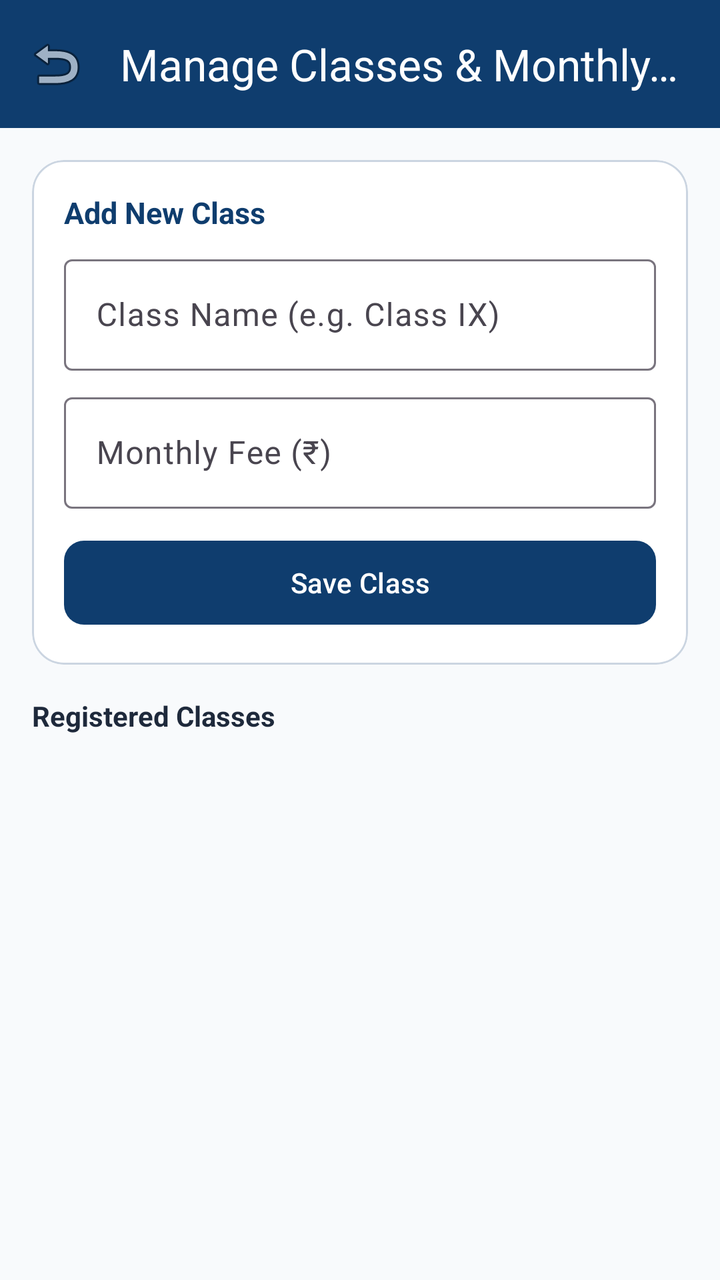
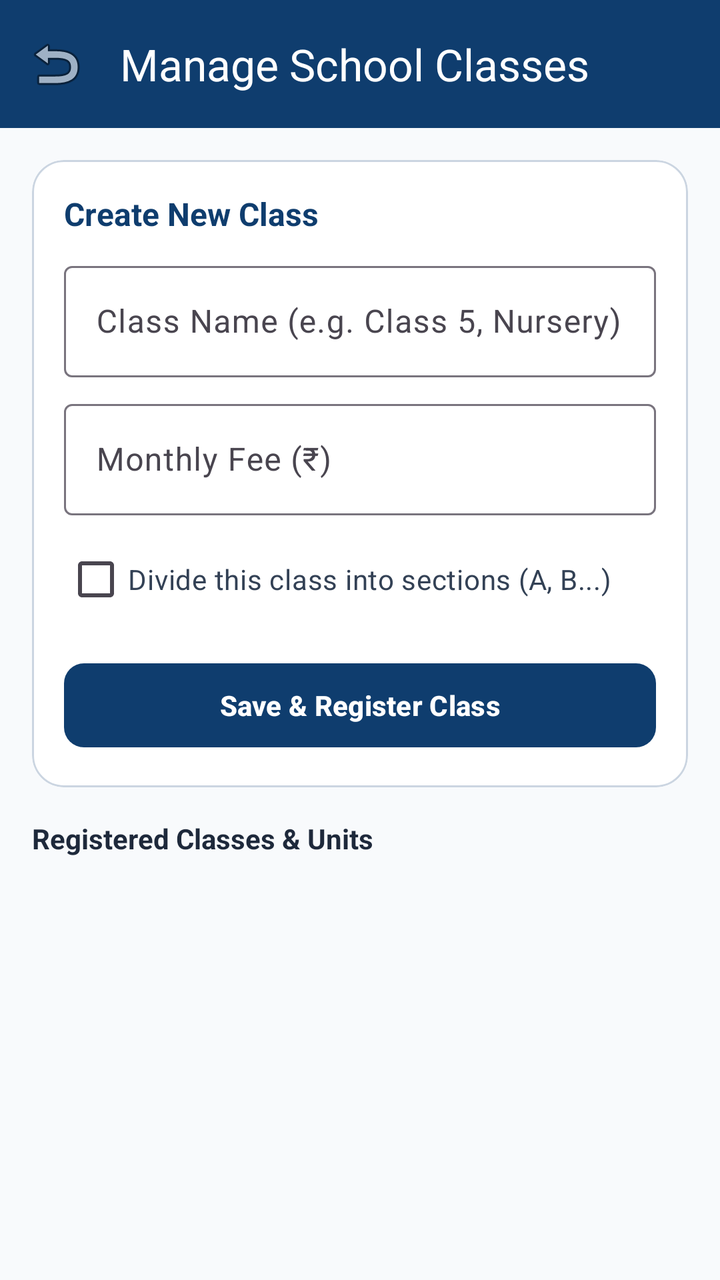

The first picture is an Android layout as it rendered before a commit; the second is the same layout after the commit. The layout source and the unified diff follow.
<!-- AndroidManifest.xml: application theme Theme.SchoolManager -->
<!-- res/layout/activity_class_management.xml -->
<?xml version="1.0" encoding="utf-8"?>
<androidx.coordinatorlayout.widget.CoordinatorLayout
    xmlns:android="http://schemas.android.com/apk/res/android"
    xmlns:app="http://schemas.android.com/apk/res-auto"
    android:layout_width="match_parent"
    android:layout_height="match_parent"
    android:background="#F8FAFC">

    <com.google.android.material.appbar.AppBarLayout
        android:layout_width="match_parent"
        android:layout_height="wrap_content">

        <com.google.android.material.appbar.MaterialToolbar
            android:id="@+id/toolbar"
            android:layout_width="match_parent"
            android:layout_height="?attr/actionBarSize"
            android:background="#0F3D6E"
            app:title="Manage Classes &amp; Monthly Fee"
            app:titleTextColor="@android:color/white"
            app:navigationIcon="@android:drawable/ic_menu_revert" />
    </com.google.android.material.appbar.AppBarLayout>

    <LinearLayout
        android:layout_width="match_parent"
        android:layout_height="match_parent"
        android:orientation="vertical"
        android:padding="16dp"
        app:layout_behavior="@string/appbar_scrolling_view_behavior">

        
        <com.google.android.material.card.MaterialCardView
            android:layout_width="match_parent"
            android:layout_height="wrap_content"
            app:cardCornerRadius="16dp"
            app:cardBackgroundColor="@android:color/white"
            app:strokeWidth="1dp"
            app:strokeColor="#CBD5E1">

            <LinearLayout
                android:layout_width="match_parent"
                android:layout_height="wrap_content"
                android:orientation="vertical"
                android:padding="16dp">

                <TextView
                    android:layout_width="wrap_content"
                    android:layout_height="wrap_content"
                    android:text="Add New Class"
                    android:textSize="15sp"
                    android:textStyle="bold"
                    android:textColor="#0F3D6E" />

                <com.google.android.material.textfield.TextInputLayout
                    style="@style/Widget.Material3.TextInputLayout.OutlinedBox"
                    android:layout_width="match_parent"
                    android:layout_height="wrap_content"
                    android:layout_marginTop="8dp"
                    android:hint="Class Name (e.g. Class IX)">
                    <com.google.android.material.textfield.TextInputEditText
                        android:id="@+id/etClassName"
                        android:layout_width="match_parent"
                        android:layout_height="wrap_content" />
                </com.google.android.material.textfield.TextInputLayout>

                <com.google.android.material.textfield.TextInputLayout
                    style="@style/Widget.Material3.TextInputLayout.OutlinedBox"
                    android:layout_width="match_parent"
                    android:layout_height="wrap_content"
                    android:layout_marginTop="8dp"
                    android:hint="Monthly Fee (₹)">
                    <com.google.android.material.textfield.TextInputEditText
                        android:id="@+id/etMonthlyFee"
                        android:layout_width="match_parent"
                        android:layout_height="wrap_content"
                        android:inputType="numberDecimal" />
                </com.google.android.material.textfield.TextInputLayout>

                <com.google.android.material.button.MaterialButton
                    android:id="@+id/btnAddClass"
                    android:layout_width="match_parent"
                    android:layout_height="50dp"
                    android:layout_marginTop="12dp"
                    android:text="Save Class"
                    app:cornerRadius="10dp"
                    app:backgroundTint="#0F3D6E" />
            </LinearLayout>
        </com.google.android.material.card.MaterialCardView>

        <TextView
            android:layout_width="wrap_content"
            android:layout_height="wrap_content"
            android:layout_marginTop="16dp"
            android:layout_marginBottom="8dp"
            android:text="Registered Classes"
            android:textStyle="bold"
            android:textColor="#1E293B" />

        <androidx.recyclerview.widget.RecyclerView
            android:id="@+id/rvClasses"
            android:layout_width="match_parent"
            android:layout_height="0dp"
            android:layout_weight="1" />
    </LinearLayout>
</androidx.coordinatorlayout.widget.CoordinatorLayout>
<!-- resources referenced by this layout -->
<resources>
  <style name="Theme.SchoolManager" parent="Theme.Material3.DayNight.NoActionBar">
          <item name="colorPrimary">#0F3D6E</item>
          <item name="colorOnPrimary">#FFFFFF</item>
          <item name="colorSecondary">#D97706</item>
          <item name="android:statusBarColor">#0F3D6E</item>
          <item name="android:windowLightStatusBar">false</item>
      </style>
</resources>

<!-- the commit's change to res/layout/activity_class_management.xml (unified diff, before → after) -->
@@ -15,7 +15,7 @@
             android:layout_width="match_parent"
             android:layout_height="?attr/actionBarSize"
             android:background="#0F3D6E"
-            app:title="Manage Classes &amp; Monthly Fee"
+            app:title="Manage School Classes"
             app:titleTextColor="@android:color/white"
             app:navigationIcon="@android:drawable/ic_menu_revert" />
     </com.google.android.material.appbar.AppBarLayout>
@@ -45,8 +45,8 @@
                 <TextView
                     android:layout_width="wrap_content"
                     android:layout_height="wrap_content"
-                    android:text="Add New Class"
-                    android:textSize="15sp"
+                    android:text="Create New Class"
+                    android:textSize="16sp"
                     android:textStyle="bold"
                     android:textColor="#0F3D6E" />
 
@@ -54,8 +54,8 @@
                     style="@style/Widget.Material3.TextInputLayout.OutlinedBox"
                     android:layout_width="match_parent"
                     android:layout_height="wrap_content"
-                    android:layout_marginTop="8dp"
-                    android:hint="Class Name (e.g. Class IX)">
+                    android:layout_marginTop="10dp"
+                    android:hint="Class Name (e.g. Class 5, Nursery)">
                     <com.google.android.material.textfield.TextInputEditText
                         android:id="@+id/etClassName"
                         android:layout_width="match_parent"
@@ -75,14 +75,41 @@
                         android:inputType="numberDecimal" />
                 </com.google.android.material.textfield.TextInputLayout>
 
+                
+                <com.google.android.material.checkbox.MaterialCheckBox
+                    android:id="@+id/cbDivideSection"
+                    android:layout_width="match_parent"
+                    android:layout_height="wrap_content"
+                    android:layout_marginTop="8dp"
+                    android:text="Divide this class into sections (A, B...)"
+                    android:textColor="#334155" />
+
+                
+                <com.google.android.material.textfield.TextInputLayout
+                    android:id="@+id/tilSections"
+                    style="@style/Widget.Material3.TextInputLayout.OutlinedBox"
+                    android:layout_width="match_parent"
+                    android:layout_height="wrap_content"
+                    android:layout_marginTop="4dp"
+                    android:hint="Sections (comma separated, e.g. A, B)"
+                    android:visibility="gone">
+                    <com.google.android.material.textfield.TextInputEditText
+                        android:id="@+id/etSections"
+                        android:layout_width="match_parent"
+                        android:layout_height="wrap_content"
+                        android:text="A, B" />
+                </com.google.android.material.textfield.TextInputLayout>
+
                 <com.google.android.material.button.MaterialButton
                     android:id="@+id/btnAddClass"
                     android:layout_width="match_parent"
                     android:layout_height="50dp"
-                    android:layout_marginTop="12dp"
-                    android:text="Save Class"
+                    android:layout_marginTop="14dp"
+                    android:text="Save &amp; Register Class"
+                    android:textStyle="bold"
                     app:cornerRadius="10dp"
                     app:backgroundTint="#0F3D6E" />
+
             </LinearLayout>
         </com.google.android.material.card.MaterialCardView>
 
@@ -91,7 +118,7 @@
             android:layout_height="wrap_content"
             android:layout_marginTop="16dp"
             android:layout_marginBottom="8dp"
-            android:text="Registered Classes"
+            android:text="Registered Classes &amp; Units"
             android:textStyle="bold"
             android:textColor="#1E293B" />
 
